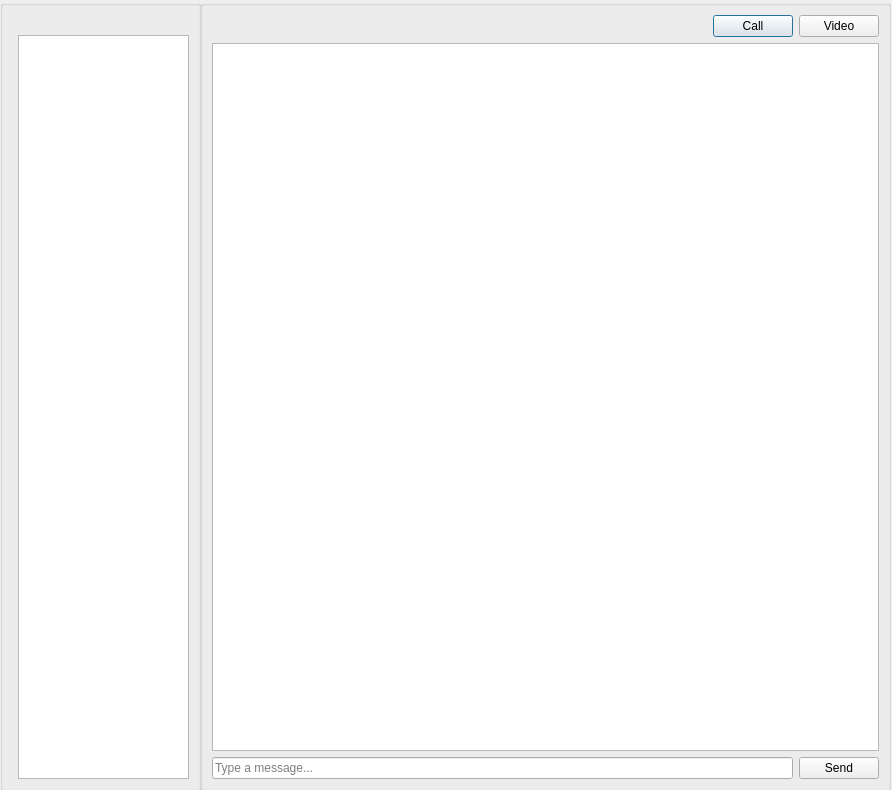
This is src/client/gui/ui/chat.ui in khalilmasri/Skype as Qt 5 draws it before an edit. The edited form follows.
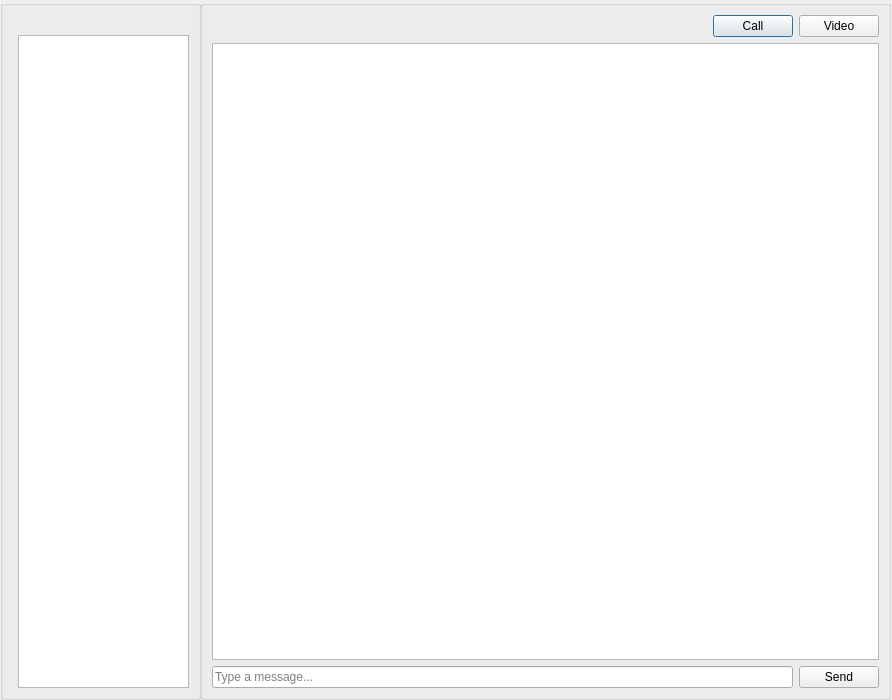
This is the edited form.

Commit message: changed chat size

What changed in the file:
```diff
--- a/src/client/gui/ui/chat.ui
+++ b/src/client/gui/ui/chat.ui
@@ -7,7 +7,7 @@
     <x>0</x>
     <y>0</y>
     <width>892</width>
-    <height>790</height>
+    <height>700</height>
    </rect>
   </property>
   <property name="sizePolicy">
@@ -28,7 +28,7 @@
      <x>0</x>
      <y>0</y>
      <width>201</width>
-     <height>791</height>
+     <height>700</height>
     </rect>
    </property>
    <property name="title">
@@ -71,7 +71,7 @@
      <x>200</x>
      <y>0</y>
      <width>691</width>
-     <height>791</height>
+     <height>700</height>
     </rect>
    </property>
    <property name="title">
```
The commit also changes 2 other files.
